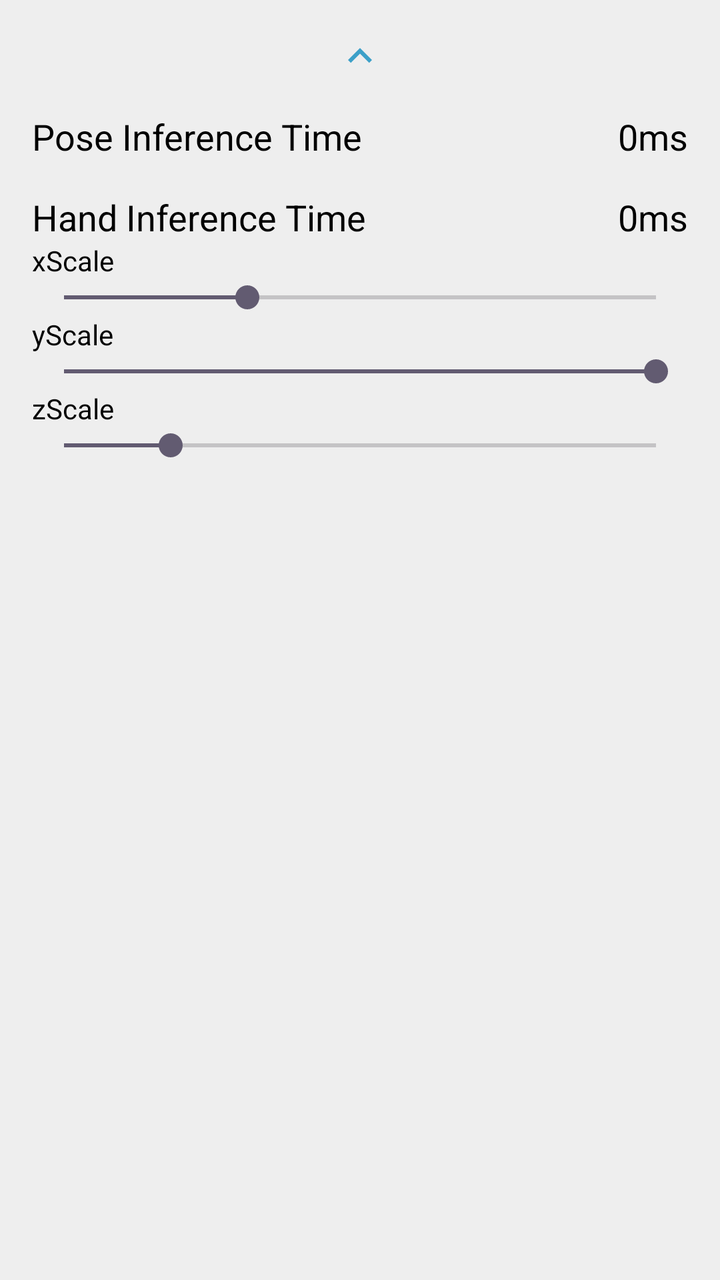
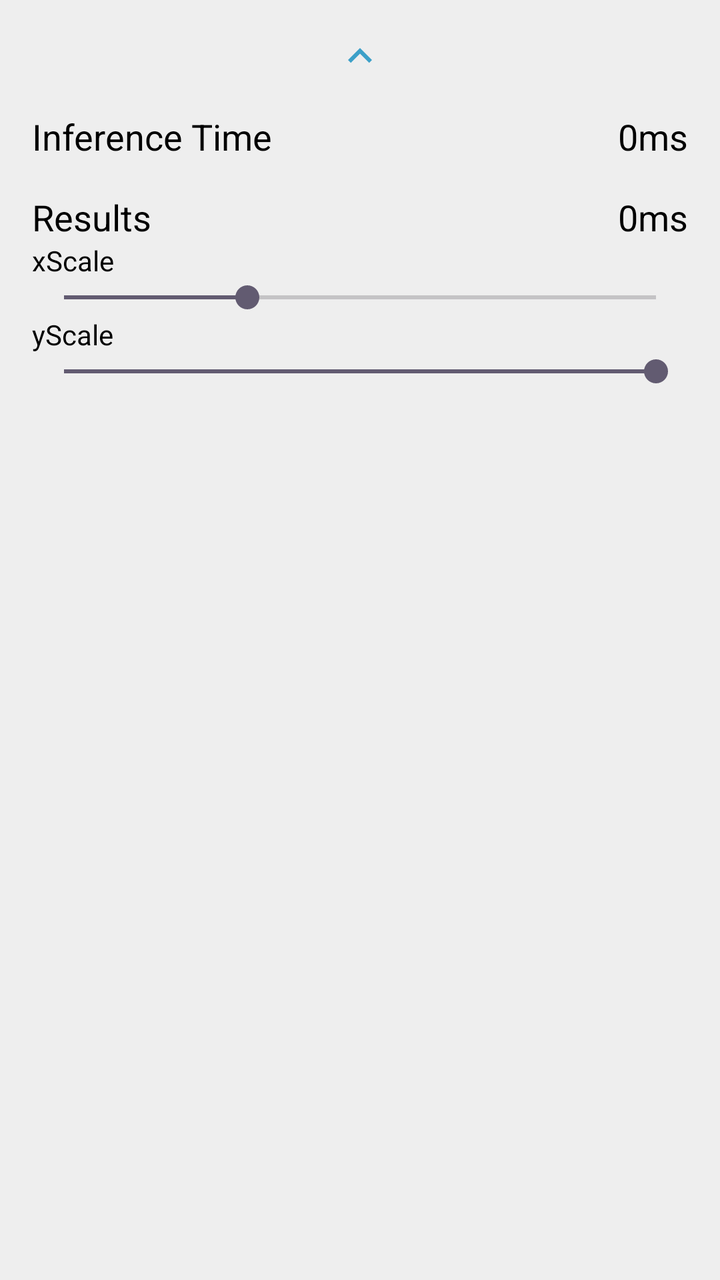

Compare the two renders of this Android layout. The source of the first and the diff that turns it into the second are given below.
<!-- AndroidManifest.xml: application theme Theme.MyFirstApp -->
<!-- res/layout/info_bottom_sheet.xml -->
<androidx.core.widget.NestedScrollView xmlns:android="http://schemas.android.com/apk/res/android"
    xmlns:app="http://schemas.android.com/apk/res-auto"
    android:id="@+id/bottom_sheet_layout"
    android:layout_width="match_parent"
    android:layout_height="wrap_content"
    android:layout_gravity="center_horizontal"
    android:background="@color/bottom_sheet_background"
    android:gravity="center_horizontal"
    android:orientation="vertical"
    android:padding="@dimen/bottom_sheet_padding"
    app:behavior_hideable="false"
    app:behavior_peekHeight="@dimen/bottom_sheet_peek_height"
    app:layout_behavior="com.google.android.material.bottomsheet.BottomSheetBehavior">

    <androidx.appcompat.widget.LinearLayoutCompat
        android:layout_width="match_parent"
        android:layout_height="match_parent"
        android:orientation="vertical">

        
        <RelativeLayout
            android:layout_width="match_parent"
            android:layout_height="wrap_content">

            <ImageView
                android:layout_width="wrap_content"
                android:layout_height="wrap_content"
                android:layout_centerHorizontal="true"
                android:layout_centerVertical="true"
                android:contentDescription="@string/alt_bottom_sheet_chevron"
                android:src="@drawable/arrow_up" />
        </RelativeLayout>


        
        <androidx.appcompat.widget.LinearLayoutCompat
            android:layout_width="match_parent"
            android:layout_height="wrap_content"
            android:layout_marginTop="@dimen/bottom_sheet_default_row_margin"
            android:orientation="horizontal">

            <TextView
                android:id="@+id/pose_inference_time_label"
                android:layout_width="wrap_content"
                android:layout_height="wrap_content"
                android:layout_centerVertical="true"
                android:text="@string/label_pose_inference_time"
                android:textColor="@color/bottom_sheet_text_color"
                android:textSize="@dimen/bottom_sheet_text_size" />

            <TextView
                android:id="@+id/pose_inference_time_val"
                android:layout_width="match_parent"
                android:layout_height="wrap_content"
                android:layout_centerVertical="true"
                android:gravity="end"
                android:text="0ms"
                android:textColor="@color/bottom_sheet_text_color"
                android:textSize="@dimen/bottom_sheet_text_size" />
        </androidx.appcompat.widget.LinearLayoutCompat>

        
        <androidx.appcompat.widget.LinearLayoutCompat
            android:layout_width="match_parent"
            android:layout_height="wrap_content"
            android:layout_marginTop="@dimen/bottom_sheet_default_row_margin"
            android:orientation="horizontal">

            <TextView
                android:id="@+id/hand_inference_time_label"
                android:layout_width="wrap_content"
                android:layout_height="wrap_content"
                android:layout_centerVertical="true"
                android:text="@string/label_hand_inference_time"
                android:textColor="@color/bottom_sheet_text_color"
                android:textSize="@dimen/bottom_sheet_text_size" />

            <TextView
                android:id="@+id/hand_inference_time_val"
                android:layout_width="match_parent"
                android:layout_height="wrap_content"
                android:layout_centerVertical="true"
                android:gravity="end"
                android:text="0ms"
                android:textColor="@color/bottom_sheet_text_color"
                android:textSize="@dimen/bottom_sheet_text_size" />
        </androidx.appcompat.widget.LinearLayoutCompat>

        
        <TextView
            android:layout_width="wrap_content"
            android:layout_height="wrap_content"
            android:text="xScale" />
        <SeekBar
            android:id="@+id/x_scale_seekbar"
            android:layout_width="match_parent"
            android:layout_height="wrap_content"
            android:max="100"
            android:progress="31" />

        
        <TextView
            android:layout_width="wrap_content"
            android:layout_height="wrap_content"
            android:text="yScale" />
        <SeekBar
            android:id="@+id/y_scale_seekbar"
            android:layout_width="match_parent"
            android:layout_height="wrap_content"
            android:max="100"
            android:progress="100" />

        
        <TextView
            android:layout_width="wrap_content"
            android:layout_height="wrap_content"
            android:text="zScale" />
        <SeekBar
            android:id="@+id/z_scale_seekbar"
            android:layout_width="match_parent"
            android:layout_height="wrap_content"
            android:max="100"
            android:progress="18" />

        





















































    </androidx.appcompat.widget.LinearLayoutCompat>
</androidx.core.widget.NestedScrollView>
<!-- resources referenced by this layout -->
<resources>
  <color name="bottom_sheet_background">#EEEEEE</color>
  <color name="bottom_sheet_text_color">@android:color/black</color>
  <dimen name="bottom_sheet_default_row_margin">16dp</dimen>
  <dimen name="bottom_sheet_padding">16dp</dimen>
  <dimen name="bottom_sheet_peek_height">50dp</dimen>
  <dimen name="bottom_sheet_text_size">18sp</dimen>
  <!-- drawable arrow_up (drawable) -->
  <vector android:height="24dp" android:tint="#3CA0C8"
      android:viewportHeight="24" android:viewportWidth="24"
      android:width="24dp" xmlns:android="http://schemas.android.com/apk/res/android">
      <path android:fillColor="@android:color/white" android:pathData="M7.41,15.41L12,10.83l4.59,4.58L18,14l-6,-6 -6,6z"/>
  </vector>
  <string name="alt_bottom_sheet_chevron">Bottom sheet expandable indicator</string>
  <string name="label_hand_inference_time">Hand Inference Time</string>
  <string name="label_pose_inference_time">Pose Inference Time</string>
  <style name="Theme.MyFirstApp" parent="Base.Theme.MyFirstApp">
          <item name="android:colorBackground">@android:color/white</item>
          <item name="android:textColor">@android:color/black</item>
          <item name="android:statusBarColor">@android:color/white</item>
          <item name="android:windowLightStatusBar">true</item>
      </style>
  <style name="Base.Theme.MyFirstApp" parent="Theme.Material3.DayNight.NoActionBar">
          
          
      </style>
</resources>

<!-- the commit's change to res/layout/info_bottom_sheet.xml (unified diff, before → after) -->
@@ -30,99 +30,6 @@
                 android:contentDescription="@string/alt_bottom_sheet_chevron"
                 android:src="@drawable/arrow_up" />
         </RelativeLayout>
-
-
-        
-        <androidx.appcompat.widget.LinearLayoutCompat
-            android:layout_width="match_parent"
-            android:layout_height="wrap_content"
-            android:layout_marginTop="@dimen/bottom_sheet_default_row_margin"
-            android:orientation="horizontal">
-
-            <TextView
-                android:id="@+id/pose_inference_time_label"
-                android:layout_width="wrap_content"
-                android:layout_height="wrap_content"
-                android:layout_centerVertical="true"
-                android:text="@string/label_pose_inference_time"
-                android:textColor="@color/bottom_sheet_text_color"
-                android:textSize="@dimen/bottom_sheet_text_size" />
-
-            <TextView
-                android:id="@+id/pose_inference_time_val"
-                android:layout_width="match_parent"
-                android:layout_height="wrap_content"
-                android:layout_centerVertical="true"
-                android:gravity="end"
-                android:text="0ms"
-                android:textColor="@color/bottom_sheet_text_color"
-                android:textSize="@dimen/bottom_sheet_text_size" />
-        </androidx.appcompat.widget.LinearLayoutCompat>
-
-        
-        <androidx.appcompat.widget.LinearLayoutCompat
-            android:layout_width="match_parent"
-            android:layout_height="wrap_content"
-            android:layout_marginTop="@dimen/bottom_sheet_default_row_margin"
-            android:orientation="horizontal">
-
-            <TextView
-                android:id="@+id/hand_inference_time_label"
-                android:layout_width="wrap_content"
-                android:layout_height="wrap_content"
-                android:layout_centerVertical="true"
-                android:text="@string/label_hand_inference_time"
-                android:textColor="@color/bottom_sheet_text_color"
-                android:textSize="@dimen/bottom_sheet_text_size" />
-
-            <TextView
-                android:id="@+id/hand_inference_time_val"
-                android:layout_width="match_parent"
-                android:layout_height="wrap_content"
-                android:layout_centerVertical="true"
-                android:gravity="end"
-                android:text="0ms"
-                android:textColor="@color/bottom_sheet_text_color"
-                android:textSize="@dimen/bottom_sheet_text_size" />
-        </androidx.appcompat.widget.LinearLayoutCompat>
-
-        
-        <TextView
-            android:layout_width="wrap_content"
-            android:layout_height="wrap_content"
-            android:text="xScale" />
-        <SeekBar
-            android:id="@+id/x_scale_seekbar"
-            android:layout_width="match_parent"
-            android:layout_height="wrap_content"
-            android:max="100"
-            android:progress="31" />
-
-        
-        <TextView
-            android:layout_width="wrap_content"
-            android:layout_height="wrap_content"
-            android:text="yScale" />
-        <SeekBar
-            android:id="@+id/y_scale_seekbar"
-            android:layout_width="match_parent"
-            android:layout_height="wrap_content"
-            android:max="100"
-            android:progress="100" />
-
-        
-        <TextView
-            android:layout_width="wrap_content"
-            android:layout_height="wrap_content"
-            android:text="zScale" />
-        <SeekBar
-            android:id="@+id/z_scale_seekbar"
-            android:layout_width="match_parent"
-            android:layout_height="wrap_content"
-            android:max="100"
-            android:progress="18" />
-
-        
 
 
 
@@ -176,5 +83,98 @@
 
 
 
+
+
+
+        
+        <androidx.appcompat.widget.LinearLayoutCompat
+            android:layout_width="match_parent"
+            android:layout_height="wrap_content"
+            android:layout_marginTop="@dimen/bottom_sheet_default_row_margin"
+            android:orientation="horizontal">
+
+            <TextView
+                android:id="@+id/inference_time_label"
+                android:layout_width="wrap_content"
+                android:layout_height="wrap_content"
+                android:layout_centerVertical="true"
+                android:text="@string/label_inference_time"
+                android:textColor="@color/bottom_sheet_text_color"
+                android:textSize="@dimen/bottom_sheet_text_size" />
+
+            <TextView
+                android:id="@+id/inference_time_val"
+                android:layout_width="match_parent"
+                android:layout_height="wrap_content"
+                android:layout_centerVertical="true"
+                android:gravity="end"
+                android:text="0ms"
+                android:textColor="@color/bottom_sheet_text_color"
+                android:textSize="@dimen/bottom_sheet_text_size" />
+        </androidx.appcompat.widget.LinearLayoutCompat>
+
+
+        <androidx.appcompat.widget.LinearLayoutCompat
+            android:layout_width="match_parent"
+            android:layout_height="wrap_content"
+            android:layout_marginTop="@dimen/bottom_sheet_default_row_margin"
+            android:orientation="horizontal">
+
+            <TextView
+                android:id="@+id/result_label"
+                android:layout_width="wrap_content"
+                android:layout_height="wrap_content"
+                android:layout_centerVertical="true"
+                android:text="@string/label_result"
+                android:textColor="@color/bottom_sheet_text_color"
+                android:textSize="@dimen/bottom_sheet_text_size" />
+
+            <TextView
+                android:id="@+id/result_value"
+                android:layout_width="match_parent"
+                android:layout_height="wrap_content"
+                android:layout_centerVertical="true"
+                android:gravity="end"
+                android:text="0ms"
+                android:textColor="@color/bottom_sheet_text_color"
+                android:textSize="@dimen/bottom_sheet_text_size" />
+        </androidx.appcompat.widget.LinearLayoutCompat>
+
+        
+        <TextView
+            android:layout_width="wrap_content"
+            android:layout_height="wrap_content"
+            android:text="xScale" />
+        <SeekBar
+            android:id="@+id/x_scale_seekbar"
+            android:layout_width="match_parent"
+            android:layout_height="wrap_content"
+            android:max="100"
+            android:progress="31" />
+
+        
+        <TextView
+            android:layout_width="wrap_content"
+            android:layout_height="wrap_content"
+            android:text="yScale" />
+        <SeekBar
+            android:id="@+id/y_scale_seekbar"
+            android:layout_width="match_parent"
+            android:layout_height="wrap_content"
+            android:max="100"
+            android:progress="100" />
+
+
+
+
+
+
+
+
+
+
+
+
+
     </androidx.appcompat.widget.LinearLayoutCompat>
 </androidx.core.widget.NestedScrollView>
<!-- resource entries referenced after the edit -->
@@ -13,8 +13,8 @@
       <path android:fillColor="@android:color/white" android:pathData="M7.41,15.41L12,10.83l4.59,4.58L18,14l-6,-6 -6,6z"/>
   </vector>
   <string name="alt_bottom_sheet_chevron">Bottom sheet expandable indicator</string>
-  <string name="label_hand_inference_time">Hand Inference Time</string>
-  <string name="label_pose_inference_time">Pose Inference Time</string>
+  <string name="label_inference_time">Inference Time</string>
+  <string name="label_result">Results</string>
   <style name="Theme.MyFirstApp" parent="Base.Theme.MyFirstApp">
           <item name="android:colorBackground">@android:color/white</item>
           <item name="android:textColor">@android:color/black</item>
